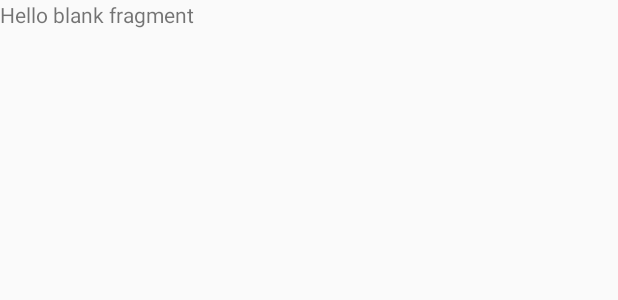
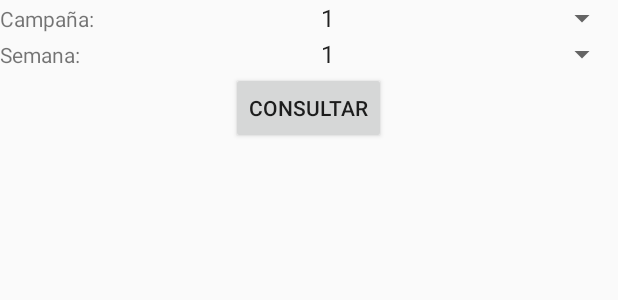
Before and after one commit to bassdevyer/yanbal_movil, an Android app: the layout fragment_consolidated.xml on its own in the app's theme, with its tools: preview values and no code run, on a phone screen of 412 x 824 dp. Shown: the top 300 px of the screen. Run offline under Robolectric (Android 15) with nearby library versions, the phone set to English and light mode, and no system bars; network calls fail.

Commit message:
Work progress in consolidated screen

```diff
--- a/app/src/main/assets/yanbal.properties
+++ b/app/src/main/assets/yanbal.properties
@@ -6,8 +6,9 @@ authentication_endpoint=authenticate
 user_id_query_parameter=username
 password_query_parameter=password
 register_consultant_endpoint=registerconsultant
-register_client_endpoint=registerclisent
+register_client_endpoint=registerclient
 product_check_endpoint=check
 code_query_parameter=code
 clients_list_endpoint=clients
 register_order_endpoint=registerorder
+consultant_id_query_parameter=consultantid
--- a/app/src/main/java/com/movil/tesis/yanbal/MainActivity.java
+++ b/app/src/main/java/com/movil/tesis/yanbal/MainActivity.java
@@ -46,7 +46,7 @@ public class MainActivity extends AppCompatActivity implements DatePickerDialog.
         ViewPagerAdapter adapter = new ViewPagerAdapter(getSupportFragmentManager());
         adapter.addFragment(new OrderFragment(), "Pedidos");
         adapter.addFragment(new ClientRegisterFragment(), "Registro de Clientes");
-        //adapter.addFragment(new ConsolidatedFragment(), "Consolidado");
+        adapter.addFragment(new ConsolidatedFragment(), "Consolidado");
         viewPager.setAdapter(adapter);
     }
 
--- a/app/src/main/java/com/movil/tesis/yanbal/OrderFragment.java
+++ b/app/src/main/java/com/movil/tesis/yanbal/OrderFragment.java
@@ -361,7 +361,7 @@ public class OrderFragment extends Fragment {
     private void initClientsSpinner() {
         final ProgressDialog progressDialog = new ProgressDialog(getActivity());
         progressDialog.setMessage("Inicializando");
-        String url = UrlUtil.getInstance(getActivity()).getUrl(RequestType.CLIENTS_LIST, null, null, null);
+        String url = UrlUtil.getInstance(getActivity()).getUrl(RequestType.CLIENTS_LIST, null, null, null, consultantIdentification);
         JsonArrayRequest request = new JsonArrayRequest(Request.Method.GET, url, new Response.Listener<JSONArray>() {
             @Override
             public void onResponse(JSONArray response) {
--- a/app/src/main/java/com/movil/tesis/yanbal/util/PropertiesHelper.java
+++ b/app/src/main/java/com/movil/tesis/yanbal/util/PropertiesHelper.java
@@ -34,6 +34,7 @@ public class PropertiesHelper {
     private String codeQueryParameter;
     private String clientsListEndpoint;
     private String registerOrderEndpoint;
+    private String consultantIdQueryParameter;
 
 
     private PropertiesHelper(Context context) {
@@ -68,6 +69,7 @@ public class PropertiesHelper {
             codeQueryParameter = properties.getProperty("code_query_parameter");
             clientsListEndpoint = properties.getProperty("clients_list_endpoint");
             registerOrderEndpoint = properties.getProperty("register_order_endpoint");
+            consultantIdQueryParameter = properties.getProperty("consultant_id_query_parameter");
             Log.i(TAG, "initPropertiesFile: Properties file successfully loaded");
         } catch (IOException | NumberFormatException ex) {
             Log.e(TAG, "Error cargando archivo de configuración", ex);
@@ -121,4 +123,8 @@ public class PropertiesHelper {
     public String getRegisterOrderEndpoint() {
         return registerOrderEndpoint;
     }
+
+    public String getConsultantIdQueryParameter() {
+        return consultantIdQueryParameter;
+    }
 }
--- a/app/src/main/res/layout/fragment_consolidated.xml
+++ b/app/src/main/res/layout/fragment_consolidated.xml
@@ -1,13 +1,54 @@
-<FrameLayout xmlns:android="http://schemas.android.com/apk/res/android"
+<LinearLayout xmlns:android="http://schemas.android.com/apk/res/android"
     xmlns:tools="http://schemas.android.com/tools"
     android:layout_width="match_parent"
     android:layout_height="match_parent"
+    android:gravity="center_horizontal"
+    android:orientation="vertical"
     tools:context="com.movil.tesis.yanbal.ConsolidatedFragment">
 
-    <!-- TODO: Update blank fragment layout -->
-    <TextView
+    <LinearLayout
         android:layout_width="match_parent"
-        android:layout_height="match_parent"
-        android:text="@string/hello_blank_fragment" />
+        android:layout_height="wrap_content">
 
-</FrameLayout>
+        <TextView
+            android:layout_width="0dp"
+            android:layout_height="wrap_content"
+            android:layout_weight="1"
+            android:text="Campaña: " />
+
+        <Spinner
+            android:layout_width="0dp"
+            android:layout_height="wrap_content"
+            android:layout_weight="1"
+            android:entries="@array/campaigns"/>
+    </LinearLayout>
+
+    <LinearLayout
+        android:layout_width="match_parent"
+        android:layout_height="wrap_content">
+
+        <TextView
+            android:layout_width="0dp"
+            android:layout_height="wrap_content"
+            android:layout_weight="1"
+            android:text="Semana: " />
+
+        <Spinner
+            android:layout_width="0dp"
+            android:layout_height="wrap_content"
+            android:layout_weight="1"
+            android:entries="@array/weeks"/>
+    </LinearLayout>
+
+    <Button
+        android:layout_width="wrap_content"
+        android:layout_height="wrap_content"
+        android:text="Consultar" />
+
+
+    <android.support.v7.widget.RecyclerView
+        android:id="@+id/consolidatedOrdersRecyclerView"
+        android:layout_width="match_parent"
+        android:layout_height="wrap_content" />
+
+</LinearLayout>
--- a/app/src/main/res/values/strings.xml
+++ b/app/src/main/res/values/strings.xml
@@ -29,4 +29,25 @@
     <string name="select_client">Por favor selecciona un cliente antes de continuar.</string>
     <string name="add_item">Por favor agrega al menos un item para continuar.</string>
     <string name="ok">OK</string>
+
+    <string-array name="campaigns">
+        <item>1</item>
+        <item>2</item>
+        <item>3</item>
+        <item>4</item>
+        <item>5</item>
+        <item>6</item>
+        <item>7</item>
+        <item>8</item>
+        <item>9</item>
+        <item>10</item>
+        <item>11</item>
+    </string-array>
+
+    <string-array name="weeks">
+        <item>1</item>
+        <item>2</item>
+        <item>3</item>
+        <item>4</item>
+    </string-array>
 </resources>
```
Also changed, not shown: app/src/main/java/com/movil/tesis/yanbal/ClientRegisterFragment.java (+8 -0 lines), app/src/main/java/com/movil/tesis/yanbal/model/Cliente.java (+12 -0 lines), app/src/main/java/com/movil/tesis/yanbal/util/UrlUtil.java (+4 -3 lines).
